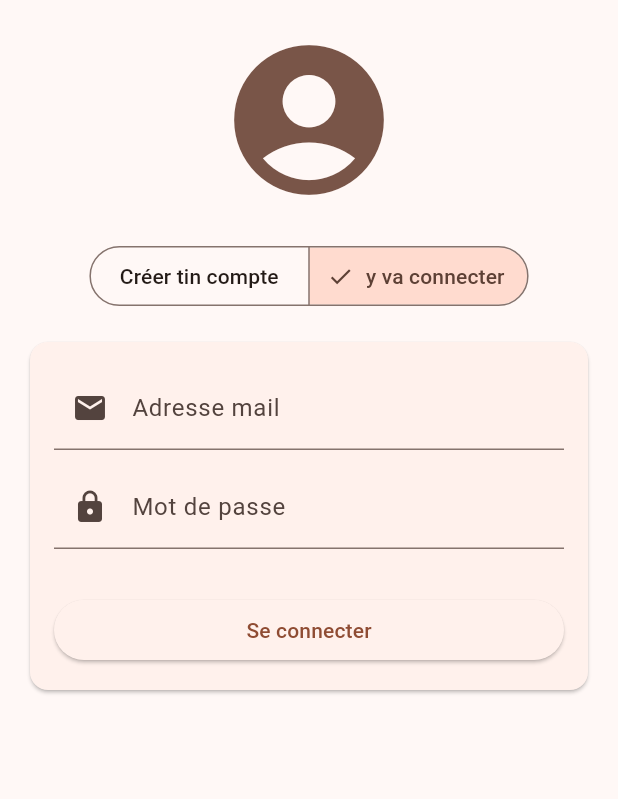
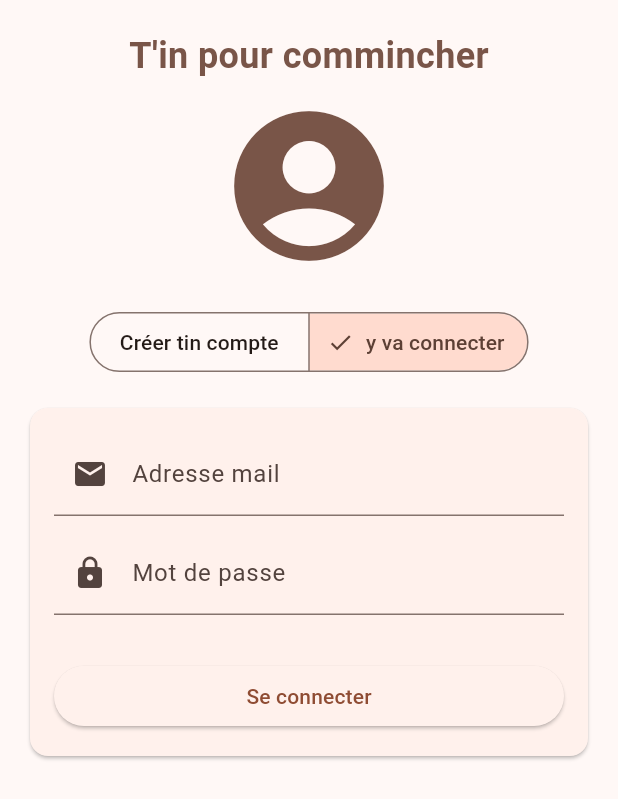
Before and after one commit to RemyMz/chti_face_bouc, a Flutter app: the screen it shows after launch, on a phone screen of 412 x 824 dp. Shown: the top 799 px of the screen. Run offline on Flutter 3.47's test engine with Material 3 defaults, Android fonts, the phone set to English and light mode, and no system bars; our stand-ins replace cloud_firestore, firebase_auth, firebase_core, firebase_storage, image_picker; accounts and stored records are empty; generated files the repository leaves out were written again.

Commit message:
Polish: correction des noms de fichiers et ajout des expressions Chti manquantes

```diff
--- a/lib/main.dart
+++ b/lib/main.dart
@@ -1,7 +1,7 @@
 import 'package:flutter/material.dart';
 import 'package:firebase_core/firebase_core.dart';
 import 'firebase_options.dart';
-import 'pages/page_applicationl.dart';
+import 'pages/page_application.dart';
 
 /// Point d'entrée principal de l'application Chti Face Bouc.
 /// Initialise Firebase et lance le widget racine.
@@ -33,7 +33,7 @@ class MyApp extends StatelessWidget {
         useMaterial3: true,
       ),
       // Redirection vers le gestionnaire d'état de l'application (Auth vs Accueil)
-      home: const PageApplicationl(),
+      home: const PageApplication(),
     );
   }
 }
--- /dev/null
+++ b/lib/pages/page_application.dart
@@ -0,0 +1,32 @@
+import 'package:flutter/material.dart';
+import 'package:firebase_auth/firebase_auth.dart';
+import 'page_authentification.dart';
+import 'page_navigation.dart';
+
+/// Page racine de l'application gérant l'aiguillage automatique.
+/// Elle détermine si l'utilisateur doit voir la page d'authentification ou l'application principale.
+class PageApplication extends StatefulWidget {
+  const PageApplication({super.key});
+
+  @override
+  State<PageApplication> createState() => _PageApplicationState();
+}
+
+class _PageApplicationState extends State<PageApplication> {
+  @override
+  Widget build(BuildContext context) {
+    return StreamBuilder<User?>(
+      // Écoute les changements d'état de l'utilisateur (connexion/déconnexion)
+      stream: FirebaseAuth.instance.userChanges(),
+      builder: (BuildContext context, AsyncSnapshot snapshot) {
+        if (snapshot.hasData) {
+          // L'utilisateur est connecté
+          return const PageNavigation();
+        } else {
+          // L'utilisateur n'est pas connecté
+          return const PageAuthentification();
+        }
+      },
+    );
+  }
+}
--- a/lib/pages/page_authentification.dart
+++ b/lib/pages/page_authentification.dart
@@ -78,6 +78,12 @@ class _PageAuthentificationState extends State<PageAuthentification> {
           child: Column(
             children: [
               const SizedBox(height: 20),
+              // Titre en jargon local
+              const Text(
+                "T'in pour commincher",
+                style: TextStyle(fontSize: 24, fontWeight: FontWeight.bold, color: Colors.brown),
+              ),
+              const SizedBox(height: 10),
               // Logo ou Icône représentative
               const Icon(Icons.account_circle, size: 120, color: Colors.brown),
               const SizedBox(height: 20),
--- a/lib/pages/page_navigation.dart
+++ b/lib/pages/page_navigation.dart
@@ -65,6 +65,12 @@ class _PageNavigationState extends State<PageNavigation> {
           appBar: AppBar(
             title: Text(member?.fullName ?? "Chti Face Bouc"),
             actions: [
+              if (index == 0) // Uniquement sur l'accueil
+                IconButton(
+                  tooltip: Donnees.refreshLabel,
+                  onPressed: () => setState(() {}),
+                  icon: const Icon(Icons.refresh)
+                ),
               if (member == null)
                 IconButton(
                   onPressed: () => ServiceAuthentification().signOut(),
```
